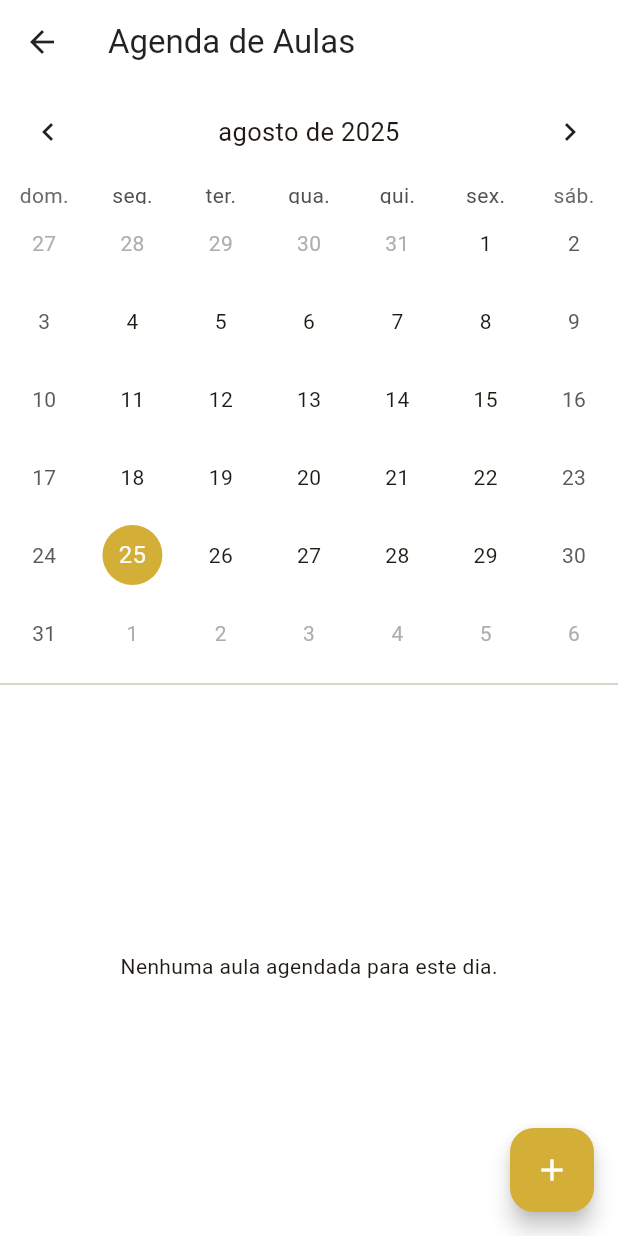
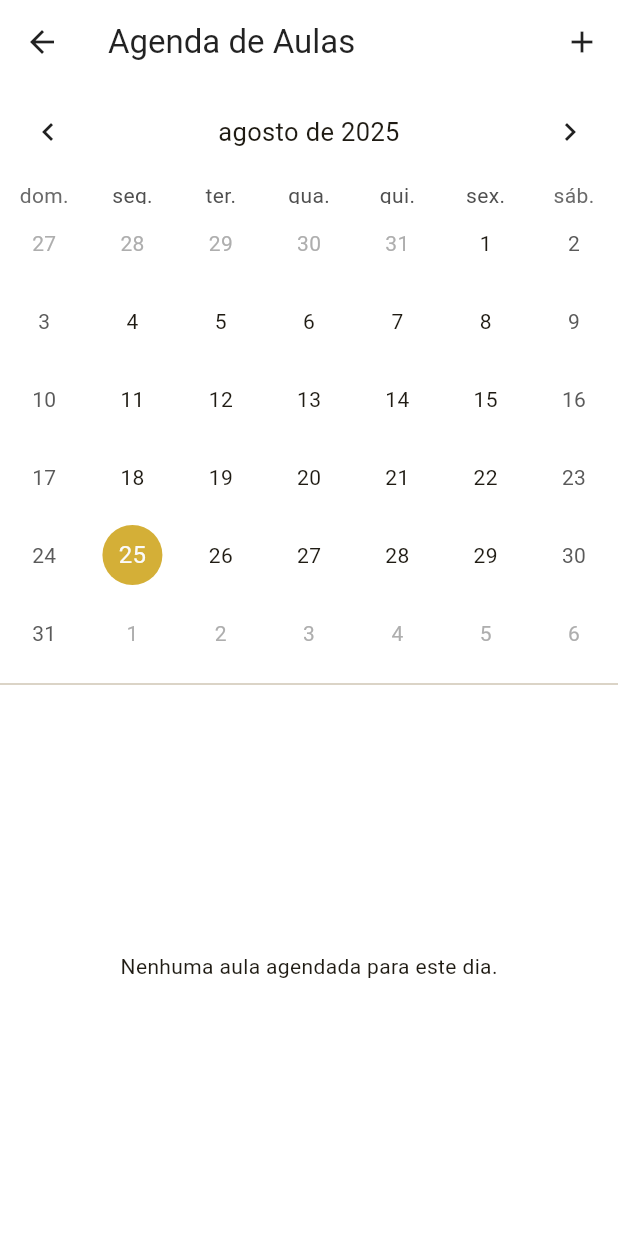
Before and after one commit to DiegoRodrigues1988/Corpyment-atualizado, a Flutter app: the screen it shows after launch, after a tap on "Ver Agenda de Aulas", on a phone screen of 412 x 824 dp. Run offline on Flutter 3.47's test engine with Material 3 defaults, Android fonts, the phone set to English and light mode, and no system bars; drawn by our look-alikes of table_calendar; our stand-ins replace flutter_local_notifications, sqflite, timezone; accounts and stored records are empty.

Commit message:
Feat: Adiciona agenda de aulas com notificações e WhatsApp

```diff
--- a/lib/helpers/notification_helper.dart
+++ b/lib/helpers/notification_helper.dart
@@ -2,6 +2,7 @@
 
 import 'package:flutter_local_notifications/flutter_local_notifications.dart';
 import 'package:timezone/timezone.dart' as tz;
+import '../models/class_event_model.dart';
 
 class NotificationHelper {
   static final NotificationHelper _instance = NotificationHelper._internal();
@@ -16,33 +17,37 @@ class NotificationHelper {
     await _notificationsPlugin.initialize(initializationSettings);
   }
 
-  Future<void> scheduleDailyMorningNotification() async {
+  // Agenda uma notificação específica para uma aula, para a noite anterior
+  Future<void> scheduleNotificationForClass(ClassEvent event) async {
+    // A notificação será agendada para as 20h (8 PM) do dia anterior à aula.
+    final notificationTime = tz.TZDateTime(tz.local, event.date.year, event.date.month, event.date.day - 1, 20);
+
+    // Garante que não estamos agendando uma notificação no passado.
+    if (notificationTime.isBefore(tz.TZDateTime.now(tz.local))) {
+      return;
+    }
+
     await _notificationsPlugin.zonedSchedule(
-      0,
-      'Lembrete de Aulas de Pilates',
-      'Você tem aulas agendadas para hoje! Toque para conferir sua agenda.',
-      _nextInstanceOfEightAM(),
+      event.id!, // Usa o ID do evento como ID da notificação para poder cancelá-la depois
+      'Lembrete de Aula Amanhã',
+      'Aula às ${event.time} com ${event.studentNames}. Não se esqueça de avisá-los!',
+      notificationTime,
       const NotificationDetails(
         android: AndroidNotificationDetails(
-          'daily_notification_channel_id',
-          'Daily Notifications',
-          channelDescription: 'Notificações diárias sobre as aulas do dia',
+          'class_notification_channel_id',
+          'Class Reminder Notifications',
+          channelDescription: 'Notificações para lembrar de aulas agendadas',
           importance: Importance.max,
           priority: Priority.high,
         ),
       ),
       androidScheduleMode: AndroidScheduleMode.exactAllowWhileIdle,
       uiLocalNotificationDateInterpretation: UILocalNotificationDateInterpretation.absoluteTime,
-      matchDateTimeComponents: DateTimeComponents.time,
     );
   }
 
-  tz.TZDateTime _nextInstanceOfEightAM() {
-    final tz.TZDateTime now = tz.TZDateTime.now(tz.local);
-    tz.TZDateTime scheduledDate = tz.TZDateTime(tz.local, now.year, now.month, now.day, 8); // Notificação às 8h
-    if (scheduledDate.isBefore(now)) {
-      scheduledDate = scheduledDate.add(const Duration(days: 1));
-    }
-    return scheduledDate;
+  // Cancela uma notificação agendada usando o ID do evento
+  Future<void> cancelNotificationForClass(int eventId) async {
+    await _notificationsPlugin.cancel(eventId);
   }
 }
--- a/lib/main.dart
+++ b/lib/main.dart
@@ -10,12 +10,12 @@ import 'screens/home_screen.dart';
 Future<void> main() async {
   WidgetsFlutterBinding.ensureInitialized();
 
+  // Configurações de timezone ainda são necessárias
   tz.initializeTimeZones();
-  tz.setLocalLocation(tz.getLocation('America/Sao_Paulo')); // Define o fuso horário
+  tz.setLocalLocation(tz.getLocation('America/Sao_Paulo'));
 
-  final notificationHelper = NotificationHelper();
-  await notificationHelper.initialize();
-  await notificationHelper.scheduleDailyMorningNotification();
+  // Apenas inicializa o helper, sem agendar nada ainda
+  await NotificationHelper().initialize();
 
   runApp(const PilatesCorpymentApp());
 }
--- a/lib/screens/agenda_screen.dart
+++ b/lib/screens/agenda_screen.dart
@@ -1,13 +1,13 @@
 // lib/screens/agenda_screen.dart
 import 'dart:collection';
-import 'package:flutter/material.dart';
+import 'package:flutter/material.dart'; // <-- Import corrigido aqui
 import 'package:table_calendar/table_calendar.dart';
 import 'package:url_launcher/url_launcher.dart';
 import '../helpers/database_helper.dart';
+import '../helpers/notification_helper.dart';
 import '../models/class_event_model.dart';
 import 'schedule_class_screen.dart';
 
-// Função auxiliar para o LinkedHashMap, garantindo que as datas sejam comparadas corretamente.
 int getHashCode(DateTime key) {
   return key.day * 1000000 + key.month * 10000 + key.year;
 }
@@ -23,10 +23,7 @@ class _AgendaScreenState extends State<AgendaScreen> {
   DateTime _focusedDay = DateTime.now();
   DateTime? _selectedDay;
 
-  // Armazena todos os eventos carregados, organizados por dia.
   late final LinkedHashMap<DateTime, List<ClassEvent>> _eventsByDay;
-
-  // Controla a lista de eventos para o dia que foi selecionado.
   List<ClassEvent> _selectedDayEvents = [];
 
   @override
@@ -40,29 +37,24 @@ class _AgendaScreenState extends State<AgendaScreen> {
     _loadAllEvents();
   }
 
-  // Carrega todos os eventos do banco de dados e os organiza no mapa _eventsByDay.
   Future<void> _loadAllEvents() async {
     final allEvents = await DatabaseHelper.instance.readAllEvents();
     _eventsByDay.clear();
     for (final event in allEvents) {
-      // Normaliza a data para ignorar a hora, usando UTC para consistência.
       final day = DateTime.utc(event.date.year, event.date.month, event.date.day);
       if (_eventsByDay[day] == null) {
         _eventsByDay[day] = [];
       }
       _eventsByDay[day]!.add(event);
     }
-    // Atualiza a lista de eventos para o dia atualmente selecionado.
     _selectedDayEvents = _getEventsForDay(_selectedDay!);
-    setState(() {}); // Atualiza a UI para mostrar os marcadores.
+    setState(() {});
   }
 
-  // Função que o calendário usa para saber quais eventos mostrar para cada dia.
   List<ClassEvent> _getEventsForDay(DateTime day) {
     return _eventsByDay[day] ?? [];
   }
 
-  // Chamado quando o usuário toca em um dia no calendário.
   void _onDaySelected(DateTime selectedDay, DateTime focusedDay) {
     if (!isSameDay(_selectedDay, selectedDay)) {
       setState(() {
@@ -74,13 +66,40 @@ class _AgendaScreenState extends State<AgendaScreen> {
   }
 
   Future<void> _contactStudent(String studentName) async {
-    // ... (código para contatar aluno permanece o mesmo)
+    final students = await DatabaseHelper.instance.readAllStudents();
+    try {
+      final student = students.firstWhere((s) => s.name.trim() == studentName.trim());
+      final Uri whatsappUri = Uri.parse("https://wa.me/${student.phone}?text=Olá, ${student.name}! Lembrete da sua aula de Pilates hoje.");
+      if (!mounted) return;
+      if (!await launchUrl(whatsappUri, mode: LaunchMode.externalApplication)) {
+        ScaffoldMessenger.of(context).showSnackBar(const SnackBar(content: Text("Não foi possível abrir o WhatsApp.")));
+      }
+    } catch (e) {
+      if (!mounted) return;
+      ScaffoldMessenger.of(context).showSnackBar(SnackBar(content: Text("Não foi possível encontrar o contato para $studentName.")));
+    }
   }
 
   @override
   Widget build(BuildContext context) {
     return Scaffold(
-      appBar: AppBar(title: const Text('Agenda de Aulas')),
+      appBar: AppBar(
+        title: const Text('Agenda de Aulas'),
+        actions: [
+          IconButton(
+            icon: const Icon(Icons.add),
+            tooltip: 'Agendar Nova Aula',
+            onPressed: () async {
+              final result = await Navigator.of(context).push(
+                MaterialPageRoute(builder: (context) => ScheduleClassScreen(selectedDate: _selectedDay!)),
+              );
+              if (result == true) {
+                _loadAllEvents();
+              }
+            },
+          )
+        ],
+      ),
       body: Column(
         children: [
           TableCalendar<ClassEvent>(
@@ -90,18 +109,11 @@ class _AgendaScreenState extends State<AgendaScreen> {
             focusedDay: _focusedDay,
             selectedDayPredicate: (day) => isSameDay(_selectedDay, day),
             onDaySelected: _onDaySelected,
-
-            // --- LÓGICA PARA MARCAR OS DIAS ---
             eventLoader: _getEventsForDay,
-
             calendarStyle: CalendarStyle(
               todayDecoration: BoxDecoration(color: Theme.of(context).primaryColor.withAlpha(128), shape: BoxShape.circle),
               selectedDecoration: BoxDecoration(color: Theme.of(context).primaryColor, shape: BoxShape.circle),
-              // Estilo do marcador de evento (o pontinho verde).
-              markerDecoration: BoxDecoration(
-                color: Colors.green[700],
-                shape: BoxShape.circle,
-              ),
+              markerDecoration: BoxDecoration(color: Colors.green[700], shape: BoxShape.circle),
             ),
             headerStyle: const HeaderStyle(formatButtonVisible: false, titleCentered: true),
           ),
@@ -123,12 +135,14 @@ class _AgendaScreenState extends State<AgendaScreen> {
                       icon: const Icon(Icons.delete_outline, color: Colors.red),
                       onPressed: () async {
                         await DatabaseHelper.instance.deleteClassEvent(event.id!);
-                        _loadAllEvents(); // Recarrega tudo para atualizar os marcadores
+                        await NotificationHelper().cancelNotificationForClass(event.id!);
+                        _loadAllEvents();
                       },
                     ),
                     children: studentNames.map((name) => ListTile(
                       title: Text(name.trim()),
                       trailing: IconButton(
+                        tooltip: 'Avisar no WhatsApp',
                         icon: const Icon(Icons.message, color: Colors.green),
                         onPressed: () => _contactStudent(name.trim()),
                       ),
@@ -140,17 +154,6 @@ class _AgendaScreenState extends State<AgendaScreen> {
           ),
         ],
       ),
-      floatingActionButton: FloatingActionButton(
-        child: const Icon(Icons.add),
-        onPressed: () async {
-          final result = await Navigator.of(context).push(
-            MaterialPageRoute(builder: (context) => ScheduleClassScreen(selectedDate: _selectedDay!)),
-          );
-          if (result == true) {
-            _loadAllEvents(); // Recarrega tudo para atualizar os marcadores
-          }
-        },
-      ),
     );
   }
 }
```
Also changed, not shown: lib/screens/schedule_class_screen.dart (+9 -3 lines).
